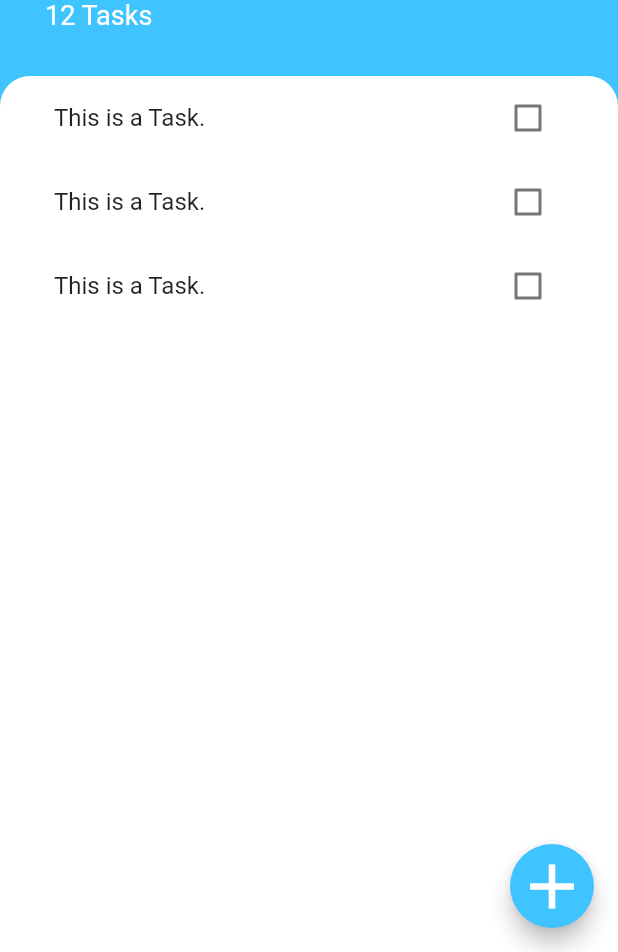
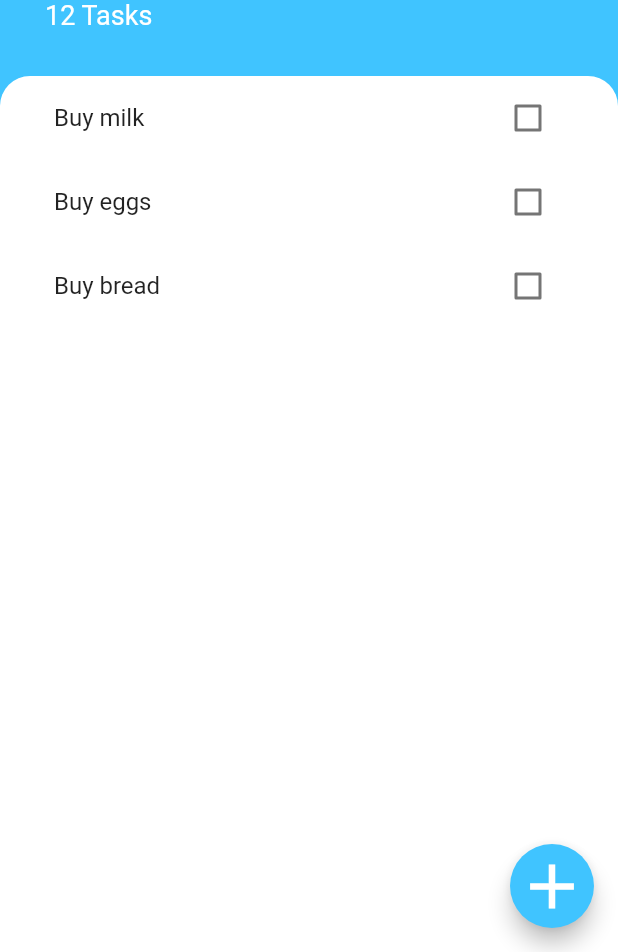
Before and after one commit to iamoguzhanarslantas/todoey_flutter, a Flutter app: the screen it shows after launch, on a phone screen of 412 x 824 dp, the part 284-1236 px from its top. Run offline on Flutter 3.47's test engine with Material 2 defaults, Android fonts, the phone set to English and light mode, and no system bars.

Commit message:
add task model and update task widget

```diff
--- /dev/null
+++ b/lib/models/models.dart
@@ -0,0 +1 @@
+export 'task.dart';
--- /dev/null
+++ b/lib/models/task.dart
@@ -0,0 +1,10 @@
+class Task {
+  final String name;
+  bool isDone;
+
+  Task({this.isDone = false, required this.name});
+
+  void toggleDone() {
+    isDone = !isDone;
+  }
+}
--- a/lib/screens/add_task_screen.dart
+++ b/lib/screens/add_task_screen.dart
@@ -32,7 +32,9 @@ class AddTaskScreen extends StatelessWidget {
               textAlign: TextAlign.center,
             ),
             ElevatedButton(
-              onPressed: () {},
+              onPressed: () {
+
+              },
               style: ElevatedButton.styleFrom(
                 backgroundColor: Colors.lightBlueAccent,
               ),
--- a/lib/widgets/task_tile.dart
+++ b/lib/widgets/task_tile.dart
@@ -1,56 +1,33 @@
+// ignore_for_file: public_member_api_docs, sort_constructors_first
 import 'package:flutter/material.dart';
 
-class TaskTile extends StatefulWidget {
+class TaskTile extends StatelessWidget {
+  final bool isChecked;
+  final String taskTitle;
+  final void Function(bool?) checkBoxCallBack;
+
   const TaskTile({
     super.key,
+    required this.isChecked,
+    required this.taskTitle,
+    required this.checkBoxCallBack,
   });
-
-  @override
-  State<TaskTile> createState() => _TaskTileState();
-}
-
-class _TaskTileState extends State<TaskTile> {
-  bool isChecked = false;
 
   @override
   Widget build(BuildContext context) {
     return ListTile(
       title: Text(
-        'This is a Task.',
+        taskTitle,
         style: TextStyle(
           decoration:
               isChecked ? TextDecoration.lineThrough : TextDecoration.none,
         ),
       ),
-      trailing: TaskCheckBox(
-        checkBoxState: isChecked,
-        toggleCheckBoxState: (bool? checkBoxState) {
-          setState(
-            () {
-              isChecked = checkBoxState!;
-            },
-          );
-        },
+      trailing: Checkbox(
+        activeColor: Colors.lightBlueAccent,
+        value: isChecked,
+        onChanged: checkBoxCallBack,
       ),
     );
   }
 }
-
-class TaskCheckBox extends StatelessWidget {
-  final bool checkBoxState;
-  final Function(bool?) toggleCheckBoxState;
-  const TaskCheckBox({
-    super.key,
-    required this.checkBoxState,
-    required this.toggleCheckBoxState,
-  });
-
-  @override
-  Widget build(BuildContext context) {
-    return Checkbox(
-      activeColor: Colors.lightBlueAccent,
-      value: checkBoxState,
-      onChanged: toggleCheckBoxState,
-    );
-  }
-}
--- a/lib/widgets/tasks_list.dart
+++ b/lib/widgets/tasks_list.dart
@@ -1,21 +1,39 @@
 import 'package:flutter/material.dart';
+import 'package:todoey_flutter/models/models.dart';
 import 'package:todoey_flutter/widgets/widgets.dart';
 
-
-
-class TasksList extends StatelessWidget {
+class TasksList extends StatefulWidget {
   const TasksList({
     super.key,
   });
 
   @override
+  State<TasksList> createState() => _TasksListState();
+}
+
+class _TasksListState extends State<TasksList> {
+  List<Task> tasks = [
+    Task(name: 'Buy milk'),
+    Task(name: 'Buy eggs'),
+    Task(name: 'Buy bread'),
+  ];
+  @override
   Widget build(BuildContext context) {
-    return ListView(
-      children: const [
-        TaskTile(),
-        TaskTile(),
-        TaskTile(),
-      ],
+    return ListView.builder(
+      itemBuilder: (context, index) {
+        return TaskTile(
+          taskTitle: tasks[index].name,
+          isChecked: tasks[index].isDone,
+          checkBoxCallBack: (bool? checkBoxState) {
+            setState(
+              () {
+                tasks[index].toggleDone();
+              },
+            );
+          },
+        );
+      },
+      itemCount: tasks.length,
     );
   }
 }
```
